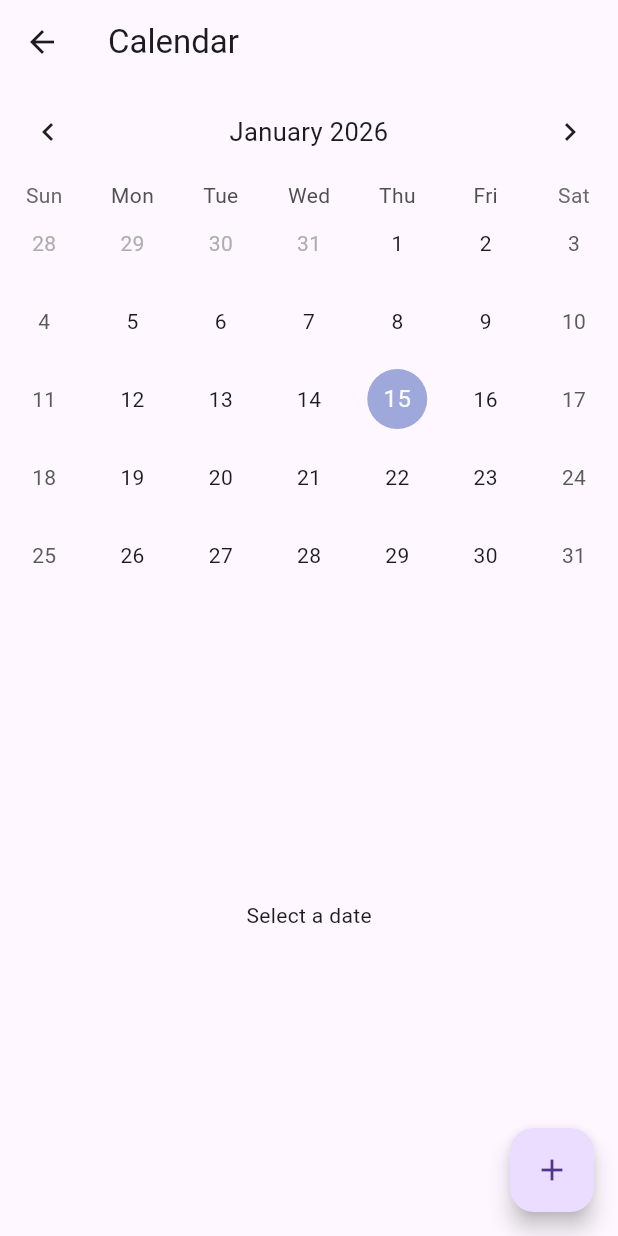
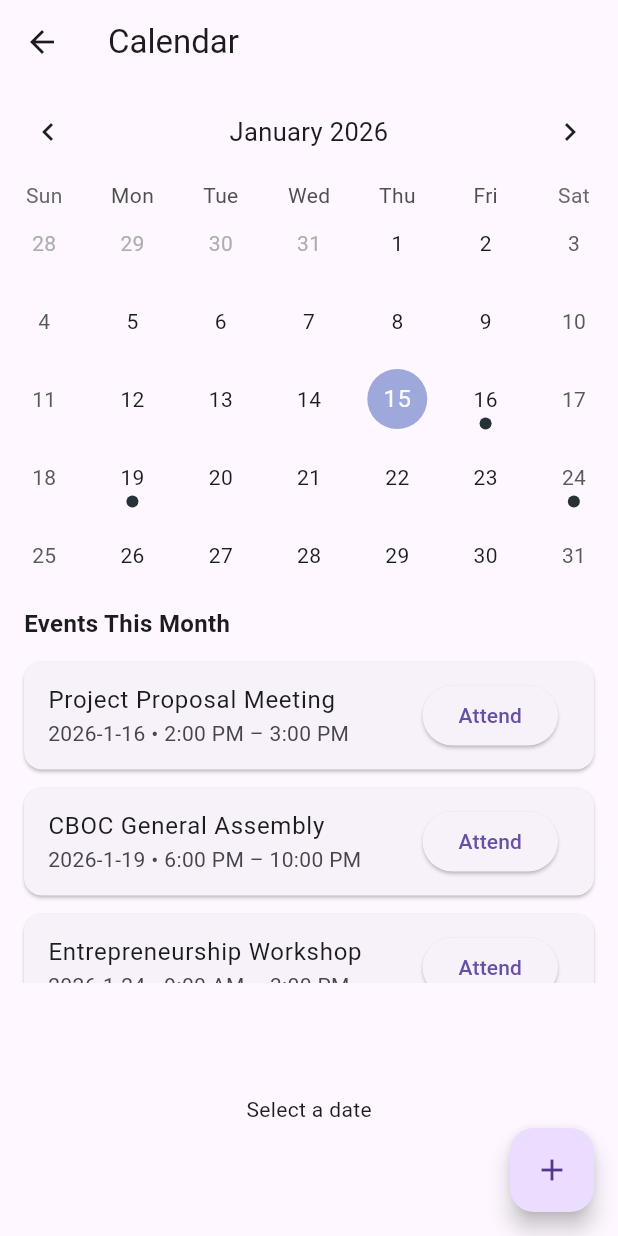
Before and after one commit to Queenyvn/smart_card, a Flutter app: the CalendarPage screen opened directly, on a phone screen of 412 x 824 dp. Run offline on Flutter 3.47's test engine with Material 3 defaults, Android fonts, the phone set to English and light mode, and no system bars; drawn by our look-alikes of table_calendar; our stand-ins replace cloud_firestore, file_picker, firebase_auth, firebase_core, firebase_storage, google_sign_in and 1 more; missing offline and left inert: mobile_scanner; accounts and stored records are empty.

Commit message:
MOD: calendar page. added upcomming events

```diff
--- a/lib/pages/calendar_page.dart
+++ b/lib/pages/calendar_page.dart
@@ -1,6 +1,9 @@
 import 'package:flutter/material.dart';
 import 'package:table_calendar/table_calendar.dart';
 
+/// ===============================
+/// MODEL: Single Calendar Event
+/// ===============================
 class CalendarEvent {
   final String title;
   final TimeOfDay startTime;
@@ -13,6 +16,23 @@ class CalendarEvent {
   });
 }
 
+/// =======================================
+/// HELPER MODEL: Event + Its Actual Date
+/// Used for listing monthly events
+/// =======================================
+class UpcomingEvent {
+  final DateTime date;
+  final CalendarEvent event;
+
+  UpcomingEvent({
+    required this.date,
+    required this.event,
+  });
+}
+
+/// ===============================
+/// CALENDAR PAGE
+/// ===============================
 class CalendarPage extends StatefulWidget {
   const CalendarPage({super.key});
 
@@ -21,16 +41,78 @@ class CalendarPage extends StatefulWidget {
 }
 
 class _CalendarPageState extends State<CalendarPage> {
+  /// Currently focused month
   DateTime _focusedDay = DateTime.now();
+
+  /// Selected calendar day
   DateTime? _selectedDay;
 
+  /// Stores all events (grouped by date)
   final Map<DateTime, List<CalendarEvent>> _events = {};
 
+  /// ===============================
+  /// INITIAL DEMO EVENTS (Proposal)
+  /// ===============================
+  @override
+  void initState() {
+    super.initState();
+
+    // TEMPORARY EVENTS FOR PROPOSAL DEMO
+    _addEvent(
+      'Project Proposal Meeting',
+      DateTime.now().add(const Duration(days: 1)),
+      const TimeOfDay(hour: 14, minute: 0),
+      const TimeOfDay(hour: 15, minute: 0),
+    );
+
+    _addEvent(
+      'CBOC General Assembly',
+      DateTime.now().add(const Duration(days: 4)),
+      const TimeOfDay(hour: 18, minute: 0),
+      const TimeOfDay(hour: 22, minute: 0),
+    );
+
+    _addEvent(
+      'Entrepreneurship Workshop',
+      DateTime.now().add(const Duration(days: 9)),
+      const TimeOfDay(hour: 9, minute: 0),
+      const TimeOfDay(hour: 15, minute: 0),
+    );
+  }
+
+  /// ===================================
+  /// GET EVENTS FOR A SPECIFIC DAY
+  /// ===================================
   List<CalendarEvent> _getEventsForDay(DateTime day) {
     final key = DateTime(day.year, day.month, day.day);
     return _events[key] ?? [];
   }
 
+  /// ===================================
+  /// GET ALL EVENTS FOR THE CURRENT MONTH
+  /// ===================================
+  List<UpcomingEvent> _getMonthEvents() {
+    final List<UpcomingEvent> monthEvents = [];
+
+    _events.forEach((date, events) {
+      if (date.year == _focusedDay.year &&
+          date.month == _focusedDay.month) {
+        for (var event in events) {
+          monthEvents.add(
+            UpcomingEvent(date: date, event: event),
+          );
+        }
+      }
+    });
+
+    // Sort by date (earliest first)
+    monthEvents.sort((a, b) => a.date.compareTo(b.date));
+    return monthEvents;
+  }
+
+  /// ===============================
+  /// ADD EVENT TO MAP
+  /// ===============================
   void _addEvent(
     String title,
     DateTime date,
@@ -50,21 +132,25 @@ class _CalendarPageState extends State<CalendarPage> {
     });
   }
 
+  /// ===============================
+  /// FORMAT TIME (UI DISPLAY)
+  /// ===============================
   String _formatTime(TimeOfDay time) {
     final now = DateTime.now();
-    final dt = DateTime(
-        now.year, now.month, now.day, time.hour, time.minute);
+    final dt =
+        DateTime(now.year, now.month, now.day, time.hour, time.minute);
     return TimeOfDay.fromDateTime(dt).format(context);
   }
 
+  /// ===============================
+  /// ADD EVENT MODAL (Bottom Sheet)
+  /// ===============================
   void _showAddEventModal() {
     final titleController = TextEditingController();
     DateTime selectedDate = _selectedDay ?? DateTime.now();
     TimeOfDay startTime = TimeOfDay.now();
-    TimeOfDay endTime = TimeOfDay(
-      hour: startTime.hour + 1,
-      minute: startTime.minute,
-    );
+    TimeOfDay endTime =
+        TimeOfDay(hour: startTime.hour + 1, minute: startTime.minute);
 
     showModalBottomSheet(
       context: context,
@@ -90,7 +176,6 @@ class _CalendarPageState extends State<CalendarPage> {
                     style:
                         TextStyle(fontSize: 18, fontWeight: FontWeight.bold),
                   ),
-
                   const SizedBox(height: 16),
 
                   TextField(
@@ -100,7 +185,6 @@ class _CalendarPageState extends State<CalendarPage> {
                       border: OutlineInputBorder(),
                     ),
                   ),
-
                   const SizedBox(height: 12),
 
                   Row(
@@ -113,9 +197,7 @@ class _CalendarPageState extends State<CalendarPage> {
                               initialTime: startTime,
                             );
                             if (picked != null) {
-                              setModalState(() {
-                                startTime = picked;
-                              });
+                              setModalState(() => startTime = picked);
                             }
                           },
                           child: Text('Start: ${_formatTime(startTime)}'),
@@ -130,9 +212,7 @@ class _CalendarPageState extends State<CalendarPage> {
                               initialTime: endTime,
                             );
                             if (picked != null) {
-                              setModalState(() {
-                                endTime = picked;
-                              });
+                              setModalState(() => endTime = picked);
                             }
                           },
                           child: Text('End: ${_formatTime(endTime)}'),
@@ -140,7 +220,6 @@ class _CalendarPageState extends State<CalendarPage> {
                       ),
                     ],
                   ),
-
                   const SizedBox(height: 12),
 
                   Row(
@@ -160,15 +239,12 @@ class _CalendarPageState extends State<CalendarPage> {
                             initialDate: selectedDate,
                           );
                           if (picked != null) {
-                            setModalState(() {
-                              selectedDate = picked;
-                            });
+                            setModalState(() => selectedDate = picked);
                           }
                         },
                       ),
                     ],
                   ),
-
                   const SizedBox(height: 16),
 
                   ElevatedButton(
@@ -183,9 +259,8 @@ class _CalendarPageState extends State<CalendarPage> {
                         Navigator.pop(context);
                       }
                     },
-                    child: const Text('Save Event'),
+                    child: const Text('Submit Event'),
                   ),
-
                   const SizedBox(height: 16),
                 ],
               ),
@@ -196,6 +271,9 @@ class _CalendarPageState extends State<CalendarPage> {
     );
   }
 
+  /// ===============================
+  /// UI BUILD
+  /// ===============================
   @override
   Widget build(BuildContext context) {
     return Scaffold(
@@ -214,6 +292,7 @@ class _CalendarPageState extends State<CalendarPage> {
 
       body: Column(
         children: [
+          /// CALENDAR VIEW
           TableCalendar(
             firstDay: DateTime.utc(2020, 1, 1),
             lastDay: DateTime.utc(2030, 12, 31),
@@ -227,17 +306,58 @@ class _CalendarPageState extends State<CalendarPage> {
                 _focusedDay = focusedDay;
               });
             },
+            onPageChanged: (focusedDay) {
+              setState(() => _focusedDay = focusedDay);
+            },
             headerStyle: const HeaderStyle(
               formatButtonVisible: false,
               titleCentered: true,
             ),
           ),
 
+          /// MONTHLY EVENTS LIST (NO DATE CLICK REQUIRED)
+          const Padding(
+            padding: EdgeInsets.symmetric(horizontal: 16, vertical: 8),
+            child: Align(
+              alignment: Alignment.centerLeft,
+              child: Text(
+                'Events This Month',
+                style:
+                    TextStyle(fontSize: 16, fontWeight: FontWeight.bold),
+              ),
+            ),
+          ),
+
+          SizedBox(
+            height: 220,
+            child: ListView(
+              children: _getMonthEvents().map((item) {
+                return Card(
+                  margin: const EdgeInsets.symmetric(
+                      horizontal: 16, vertical: 6),
+                  child: ListTile(
+                    title: Text(item.event.title),
+                    subtitle: Text(
+                      '${item.date.year}-${item.date.month}-${item.date.day} • '
+                      '${_formatTime(item.event.startTime)} – ${_formatTime(item.event.endTime)}',
+                    ),
+                    trailing: ElevatedButton(
+                      onPressed: () {},
+                      child: const Text('Attend'),
+                    ),
+                  ),
+                );
+              }).toList(),
+            ),
+          ),
+
+          /// SELECTED DAY EVENTS (OPTIONAL INTERACTION)
           Expanded(
             child: _selectedDay == null
                 ? const Center(child: Text('Select a date'))
                 : ListView(
-                    children: _getEventsForDay(_selectedDay!).map((event) {
+                    children:
+                        _getEventsForDay(_selectedDay!).map((event) {
                       return Card(
                         margin: const EdgeInsets.symmetric(
                             horizontal: 16, vertical: 8),
```
